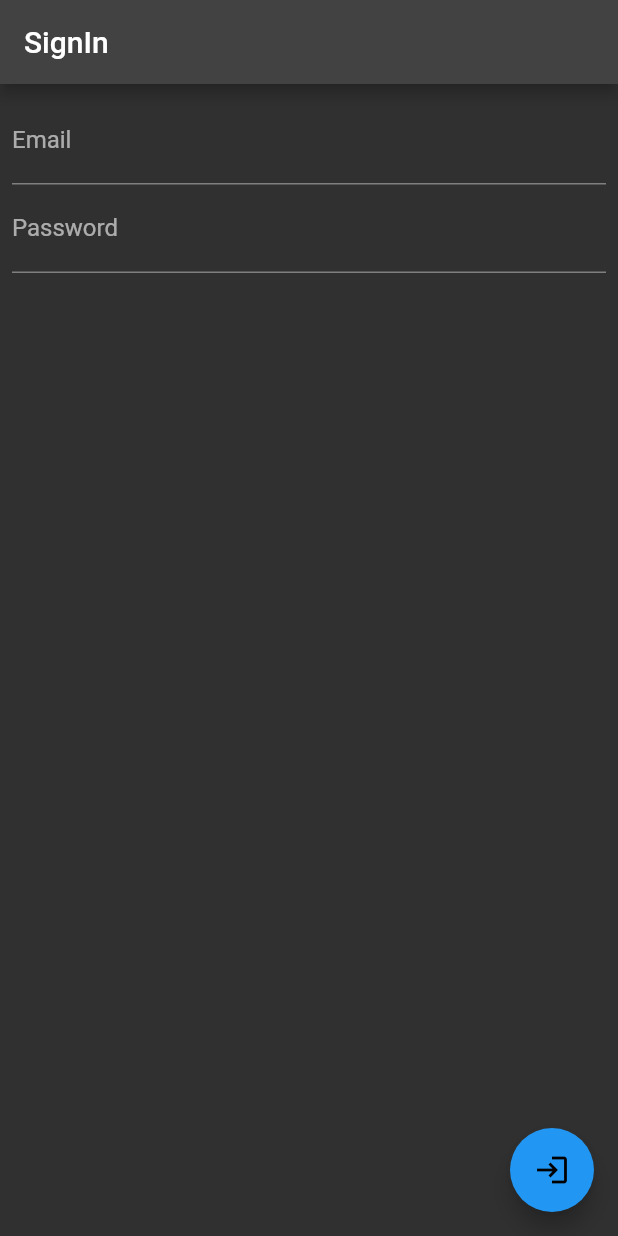
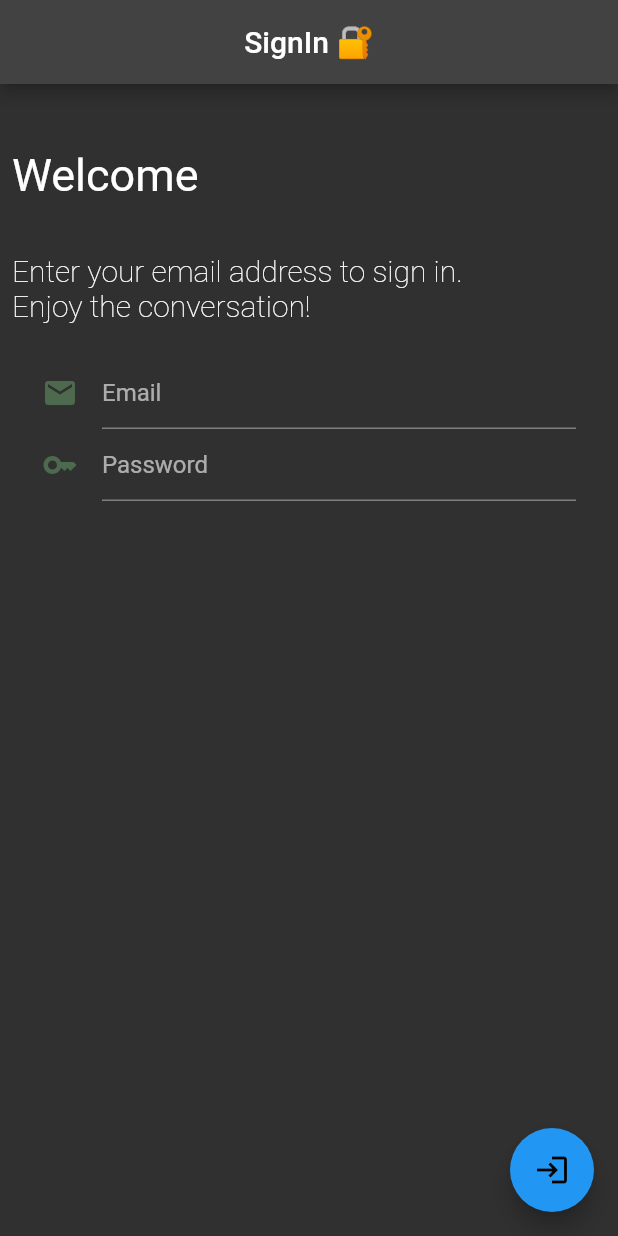
Before and after one commit to hatifmujahid/snack_chat_app, a Flutter app: the screen it shows after launch, on a phone screen of 412 x 824 dp. Run offline on Flutter 3.47's test engine with Material 2 defaults, Android fonts, the phone set to English and light mode, and no system bars; our stand-ins replace firebase_auth, firebase_core; accounts and stored records are empty.

Commit message:
signin beautified

```diff
--- a/movie_app/lib/signin.dart
+++ b/movie_app/lib/signin.dart
@@ -12,22 +12,55 @@ class Signin extends StatelessWidget {
     return Scaffold(
 
       appBar: AppBar(
-        title: Text('SignIn'),
+        centerTitle: true,
+        title: Text('SignIn 🔐'),
 
       ),
       body: Padding(
         padding: const EdgeInsets.all(8.0),
         child: Column(
           children: <Widget>[
-            TextField(
+            const Align(
+              alignment: Alignment.topLeft,
+              child: Text(
+                "\nWelcome\n",
+                style: TextStyle(
+                  fontWeight: FontWeight.w400,
+                  fontSize: 30,
+                ),
+              ),
+            ),
+            const Align(
+              alignment: Alignment.topLeft,
+              child: Text(
+                "Enter your email address to sign in.\nEnjoy the conversation!\n",
+                style: TextStyle(
+                  fontWeight: FontWeight.w200,
+                  fontSize: 20,
+                ),
+              ),
+            ),
 
-              controller: emailController,
-              decoration: InputDecoration(labelText: 'Email'),
+            Container(
+              margin: EdgeInsets.only(left: 20,right: 20),
+              child: TextField(
+                controller: emailController,
+                decoration: const InputDecoration(
+                  hintText: 'Email',
+                  icon: Icon(Icons.email, color: Color.fromARGB(255, 77, 105, 78),),
+
+                ),
+              ),
             ),
-            TextField(
-
-              controller: passwordController,
-              decoration: InputDecoration(labelText: 'Password',hintText: 'Enter Password'),
+            Container(
+              margin: EdgeInsets.only(right: 20, left: 20),
+              child: TextField(
+                controller: passwordController,
+                decoration: InputDecoration(
+                  hintText: 'Password',
+                  icon: Icon(Icons.key,color: Color.fromARGB(255, 77, 105, 78),)
+                ),
+              ),
             ),
           ],
         ),
```
